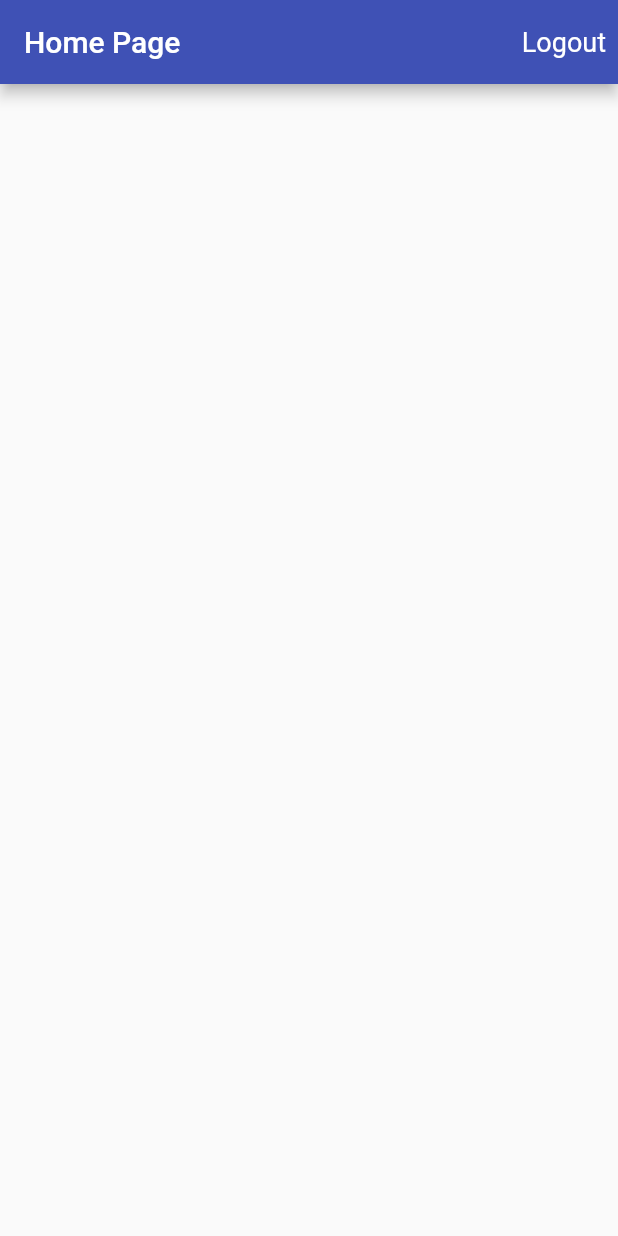
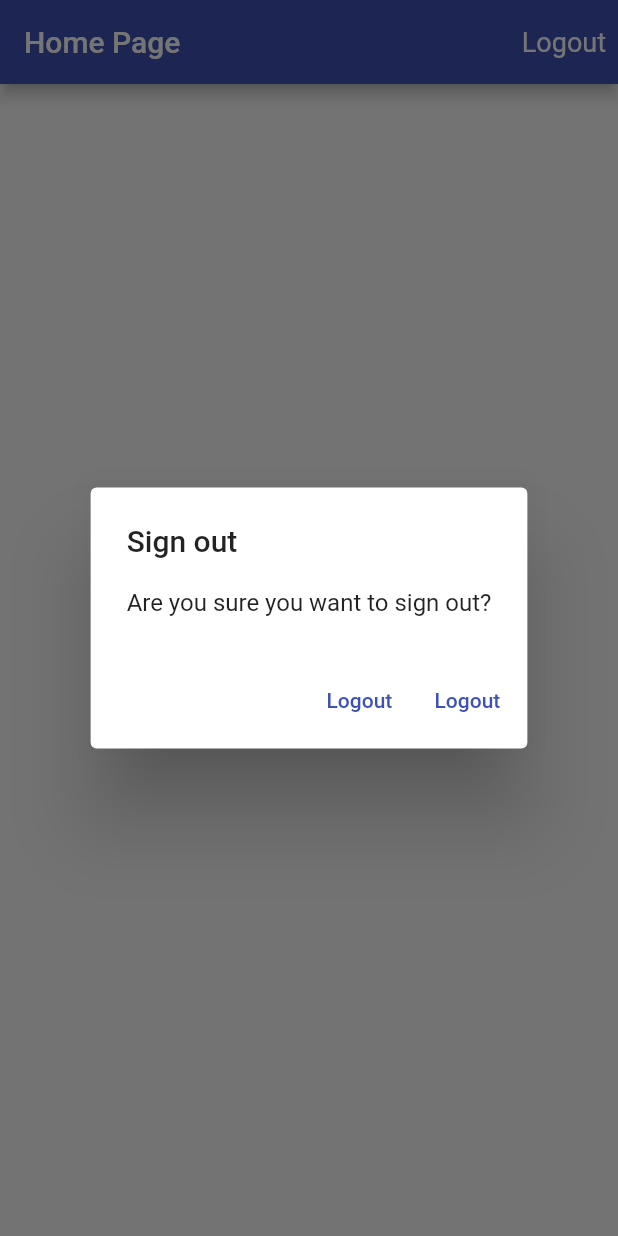
Before and after one commit to raviyadav5951/FlutterTimeTracker, a Flutter app: the screen it shows once a user with an empty profile is signed in, after a tap on "Logout", on a phone screen of 412 x 824 dp. Run offline on Flutter 3.47's test engine with Material 2 defaults, Android fonts, the phone set to English and light mode, and no system bars; our stand-ins replace firebase_auth, firebase_core, google_sign_in, toast; missing offline and left inert: flutter_facebook_auth; accounts and stored records are empty.

Commit message:
separate method to show platform specific alert dialog.

```diff
--- a/lib/app/home_page.dart
+++ b/lib/app/home_page.dart
@@ -1,21 +1,30 @@
 import 'dart:ui';
-
 import 'package:flutter/material.dart';
 import 'package:new_timetracker/app/services/auth.dart';
+import 'package:new_timetracker/common_widgets/show_alert_dialog.dart';
 
 class HomePage extends StatelessWidget {
   final AuthBase auth;
 
-  const HomePage({Key key, @required this.auth})
-      : super(key: key);
+  const HomePage({Key key, @required this.auth}) : super(key: key);
 
   //logout
   Future<void> _signOut() async {
     try {
       await auth.signOut();
-
     } catch (e) {
       print(e.toString());
+    }
+  }
+
+  Future<void> _confirmSignOut(BuildContext context) async {
+    bool _didRequestSignout = await showAlertDialog(context,
+        title: 'Sign out',
+        content: 'Are you sure you want to sign out?',
+        defaultActionText: 'Logout',
+        cancelActionText: 'Cancel');
+    if (_didRequestSignout) {
+      _signOut();
     }
   }
 
@@ -26,7 +35,7 @@ class HomePage extends StatelessWidget {
       title: Text('Home Page'),
       actions: [
         TextButton(
-            onPressed: _signOut,
+            onPressed: ()=>_confirmSignOut(context),
             child: Text('Logout'),
             style: TextButton.styleFrom(
                 primary: Colors.white,
--- /dev/null
+++ b/lib/common_widgets/show_alert_dialog.dart
@@ -0,0 +1,45 @@
+import 'dart:io';
+import 'package:flutter/cupertino.dart';
+import 'package:flutter/material.dart';
+
+Future<bool> showAlertDialog(
+    BuildContext context,{
+    @required String title,
+    @required String content,
+    @required String defaultActionText,
+    String cancelActionText
+    }) {
+  if (!Platform.isIOS) {
+    return showDialog(
+        context: context,
+        builder: (context) => AlertDialog(
+              title: Text(title),
+              content: Text(content),
+              actions: [
+                if (cancelActionText!=null)
+                  TextButton(
+                      onPressed: () => Navigator.pop(context, false),
+                      child: Text(defaultActionText)),
+                TextButton(
+                    onPressed: () => Navigator.pop(context, true),
+                    child: Text(defaultActionText)),
+              ],
+            ));
+  } else {
+    return showCupertinoDialog(
+        context: context,
+        builder: (context) => CupertinoAlertDialog(
+              title: Text(title),
+              content: Text(content),
+              actions: [
+                if (cancelActionText!=null)
+                  TextButton(
+                      onPressed: () => Navigator.pop(context, false),
+                      child: Text(cancelActionText)),
+                CupertinoDialogAction(
+                    onPressed: () => Navigator.pop(context, true),
+                    child: Text(defaultActionText)),
+              ],
+            ));
+  }
+}
```
Also changed, not shown: lib/app/signin/email_sign_in_form.dart (+11 -10 lines), 1 other file.
